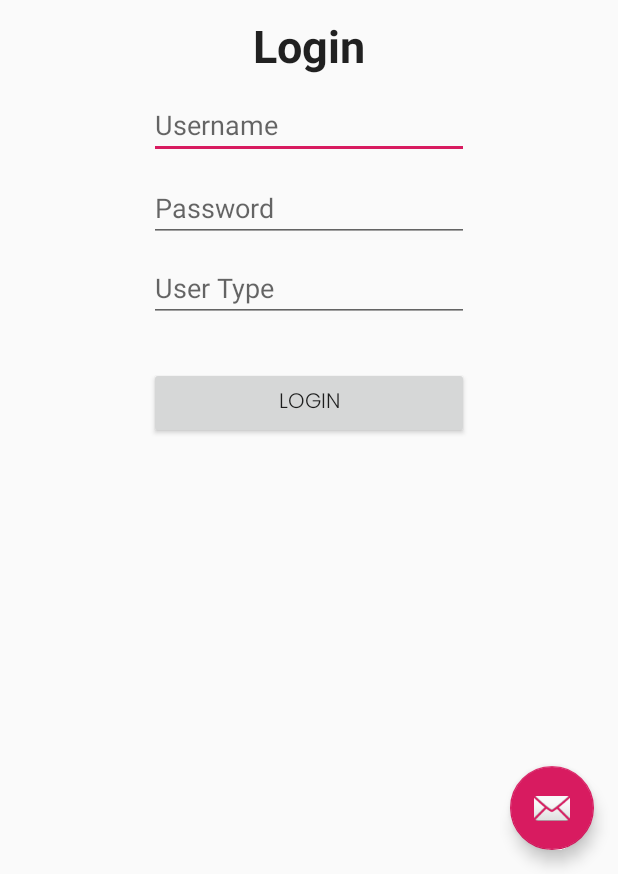
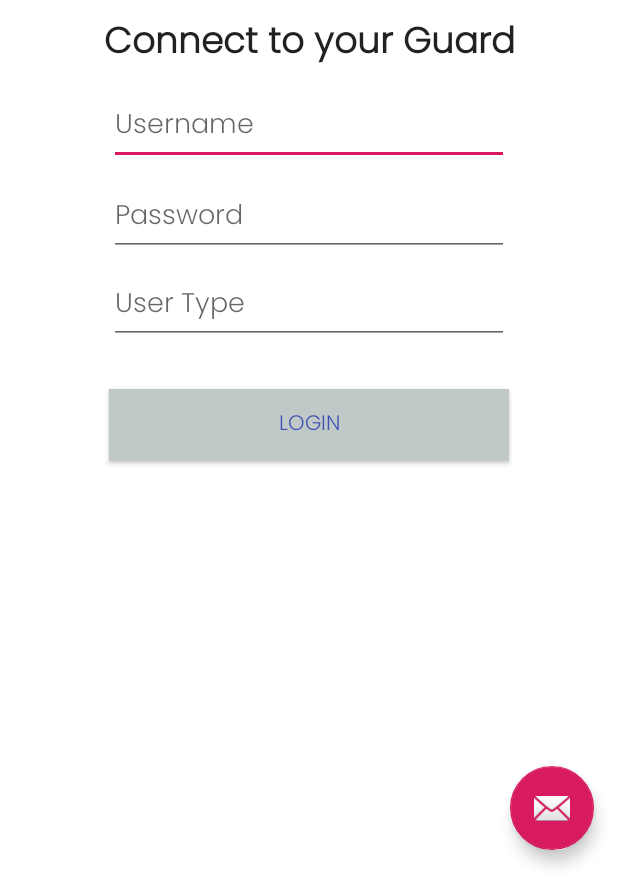
Before and after one commit to cyber-gh/YourHealth, an Android app: the screen it shows after launch (MainActivity), on a phone screen of 412 x 824 dp, the part 362-1236 px from its top. Run offline under Robolectric (Android 15) with nearby library versions, the phone set to English and light mode, and no system bars; our stand-ins replace RxJava.

Commit message:
Modificat pagina de login

```diff
--- a/app/src/main/res/layout/login_fragment.xml
+++ b/app/src/main/res/layout/login_fragment.xml
@@ -1,17 +1,19 @@
 <?xml version="1.0" encoding="utf-8"?>
 <androidx.constraintlayout.widget.ConstraintLayout xmlns:android="http://schemas.android.com/apk/res/android"
-                                                   xmlns:app="http://schemas.android.com/apk/res-auto" xmlns:tools="http://schemas.android.com/tools" android:layout_width="match_parent"
-                                                   android:layout_height="match_parent">
+                                                   xmlns:app="http://schemas.android.com/apk/res-auto"
+                                                   xmlns:tools="http://schemas.android.com/tools"
+                                                   android:layout_width="match_parent"
+                                                   android:layout_height="match_parent" android:background="#FFFFFF">
 
     <TextView
-            android:text="Login"
+            android:text="Connect to your Guard"
             android:layout_width="wrap_content"
             android:layout_height="wrap_content"
             android:id="@+id/textView1" app:layout_constraintEnd_toEndOf="parent" android:layout_marginEnd="8dp"
             app:layout_constraintStart_toStartOf="parent" android:layout_marginStart="8dp"
-            app:layout_constraintTop_toBottomOf="@+id/imageView2" android:textSize="30dp" android:typeface="normal"
+            app:layout_constraintTop_toBottomOf="@+id/imageView2" android:textSize="24sp" android:typeface="normal"
             android:textAppearance="@style/TextAppearance.AppCompat.Large" android:textStyle="bold"
-            android:layout_marginTop="10dp"/>
+            android:layout_marginTop="10dp" android:fontFamily="@font/poppins_light"/>
     <ImageView
             android:layout_width="154dp"
             android:src="@drawable/main_logo"
@@ -27,7 +29,7 @@
             android:id="@+id/emailField" android:layout_marginTop="10dp"
             app:layout_constraintTop_toBottomOf="@+id/textView1" android:hint="Username" android:layout_marginEnd="8dp"
             app:layout_constraintEnd_toEndOf="parent" android:layout_marginStart="8dp"
-            app:layout_constraintStart_toStartOf="parent"/>
+            app:layout_constraintStart_toStartOf="parent" android:fontFamily="@font/poppins_light"/>
     <EditText
             android:layout_width="wrap_content"
             android:layout_height="wrap_content"
@@ -36,7 +38,7 @@
             android:id="@+id/passwordField" android:layout_marginTop="10dp"
             app:layout_constraintTop_toBottomOf="@+id/emailField"
             app:layout_constraintEnd_toEndOf="@+id/emailField" app:layout_constraintStart_toStartOf="@+id/emailField"
-            android:hint="Password"/>
+            android:hint="Password" android:fontFamily="@font/poppins_light"/>
     <EditText
             android:layout_width="wrap_content"
             android:layout_height="wrap_content"
@@ -44,12 +46,14 @@
             android:ems="10"
             android:id="@+id/editText3" android:layout_marginTop="8dp"
             app:layout_constraintTop_toBottomOf="@+id/passwordField" android:hint="User Type"
-            app:layout_constraintEnd_toEndOf="@+id/passwordField" app:layout_constraintStart_toStartOf="@+id/passwordField"/>
+            app:layout_constraintEnd_toEndOf="@+id/passwordField"
+            app:layout_constraintStart_toStartOf="@+id/passwordField" android:fontFamily="@font/poppins_light"/>
     <Button
             android:text="Login"
             android:layout_width="0dp"
             android:layout_height="wrap_content"
             android:id="@+id/login" android:layout_marginTop="30dp"
             app:layout_constraintTop_toBottomOf="@+id/editText3" app:layout_constraintEnd_toEndOf="@+id/editText3"
-            app:layout_constraintStart_toStartOf="@+id/editText3" android:fontFamily="@font/poppins_light"/>
+            app:layout_constraintStart_toStartOf="@+id/editText3" android:fontFamily="@font/poppins_light"
+            android:background="#C0C9C7" android:textColor="#3F51B5"/>
 </androidx.constraintlayout.widget.ConstraintLayout>
```
